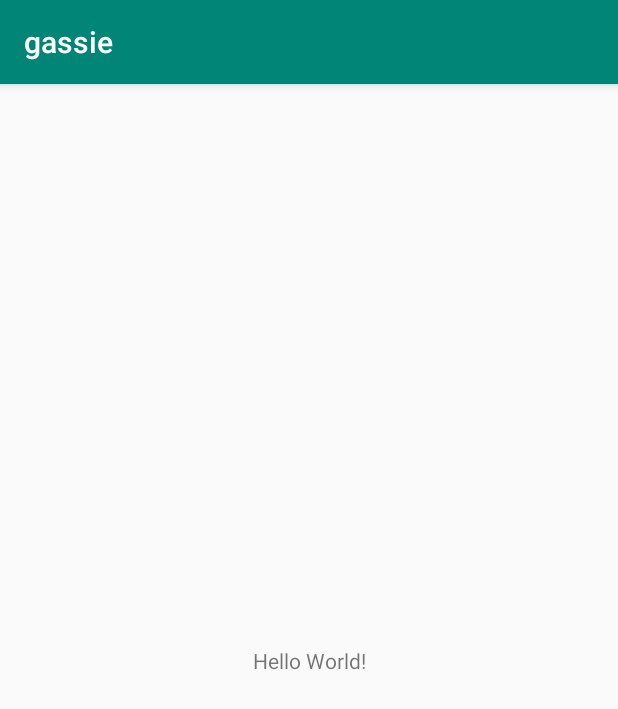
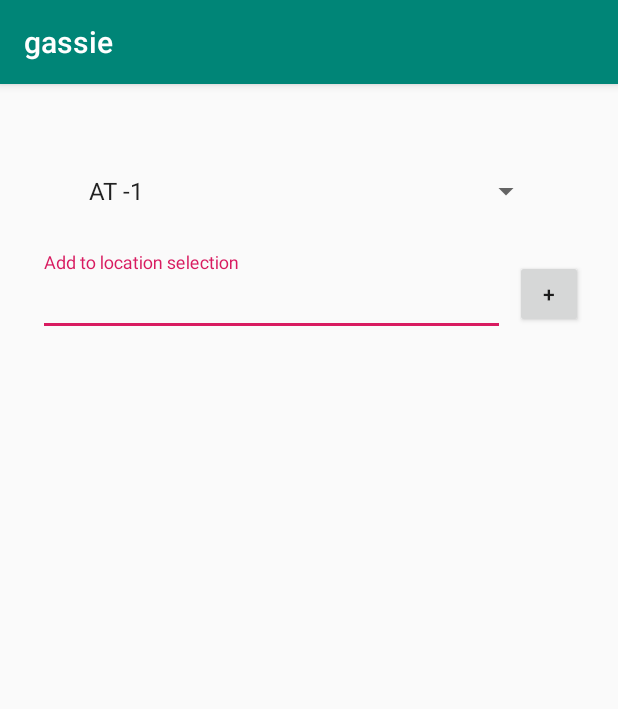
Before and after one commit to JakaMohorko/IoT-air-quality-monitoring, an Android app: the screen it shows after launch (MainActivity), on a phone screen of 412 x 824 dp. Shown: the top 709 px of the screen. Run offline under Robolectric (Android 15) with nearby library versions, the phone set to English and light mode, and no system bars; our stand-ins replace Firebase (no records; nobody signed in at launch, a user with empty details on screens opened directly), RxJava; libraries missing offline, so code that uses them is left out: com.harrysoft.androidbluetoothserial; 9 statements that could not run were skipped.

Commit message:
dropdown selection added

```diff
--- a/Android/app/src/main/java/com/example/gassie/MainActivity.java
+++ b/Android/app/src/main/java/com/example/gassie/MainActivity.java
@@ -4,6 +4,12 @@ import androidx.appcompat.app.AppCompatActivity;
 
 import android.content.Intent;
 import android.os.Bundle;
+import android.view.View;
+import android.widget.AdapterView;
+import android.widget.ArrayAdapter;
+import android.widget.Button;
+import android.widget.Spinner;
+import android.widget.TextView;
 import android.widget.Toast;
 import android.content.Context;
 import android.bluetooth.BluetoothDevice;
@@ -11,7 +17,9 @@ import android.util.Log;
 
 import java.io.ByteArrayInputStream;
 import java.io.InputStream;
+import java.util.ArrayList;
 import java.util.Collection;
+import java.util.List;
 
 import com.google.android.gms.auth.api.signin.GoogleSignIn;
 import com.google.android.gms.auth.api.signin.GoogleSignInAccount;
@@ -20,7 +28,7 @@ import com.google.android.gms.auth.api.signin.GoogleSignInOptions;
 import com.google.android.gms.common.api.ApiException;
 import com.google.android.gms.tasks.OnCompleteListener;
 import com.google.android.gms.tasks.Task;
-import com.google.android.material.snackbar.Snackbar;
+import com.google.android.material.textfield.TextInputLayout;
 import com.google.firebase.auth.AuthCredential;
 import com.google.firebase.auth.AuthResult;
 import com.google.firebase.auth.FirebaseAuth;
@@ -29,14 +37,7 @@ import com.google.firebase.auth.GoogleAuthProvider;
 import com.harrysoft.androidbluetoothserial.*;
 import io.reactivex.android.schedulers.AndroidSchedulers;
 import io.reactivex.schedulers.Schedulers;
-import com.google.firebase.FirebaseApp;
-import com.google.firebase.storage.FileDownloadTask;
 import com.google.firebase.storage.FirebaseStorage;
-import com.google.firebase.storage.ListResult;
-import com.google.firebase.storage.OnPausedListener;
-import com.google.firebase.storage.OnProgressListener;
-import com.google.firebase.storage.StorageException;
-import com.google.firebase.storage.StorageMetadata;
 import com.google.firebase.storage.StorageReference;
 import com.google.firebase.storage.UploadTask;
 import com.google.android.gms.tasks.OnFailureListener;
@@ -44,7 +45,8 @@ import com.google.android.gms.tasks.OnSuccessListener;
 import androidx.annotation.NonNull;
 
 
-public class MainActivity extends AppCompatActivity {
+public class MainActivity extends AppCompatActivity
+        implements AdapterView.OnItemSelectedListener, AdapterView.OnClickListener {
 
     private BluetoothManager bluetoothManager;
     private String mac;
@@ -55,11 +57,20 @@ public class MainActivity extends AppCompatActivity {
     private static final int RC_SIGN_IN = 9001;
     private static final String TAG = "MainActivity";
     private FirebaseAuth mAuth;
+    private ArrayList<String> drop = new ArrayList<>();
+    private Button mClickButton;
+    private Spinner spinner;
+    private TextInputLayout mTextView;
 
     @Override
     protected void onCreate(Bundle savedInstanceState) {
         super.onCreate(savedInstanceState);
         setContentView(R.layout.activity_main);
+
+        mClickButton = findViewById(R.id.button);
+        spinner = findViewById(R.id.spinner);
+        mTextView = findViewById(R.id.textInputLayout);
+
         context = getApplicationContext();
 
         gso = new GoogleSignInOptions.Builder(GoogleSignInOptions.DEFAULT_SIGN_IN)
@@ -96,6 +107,22 @@ public class MainActivity extends AppCompatActivity {
 
         connectDevice(mac);
 
+
+        // Create an ArrayAdapter using the string array and a default spinner layout
+        ArrayAdapter<CharSequence> adapter = ArrayAdapter.createFromResource(this,
+                R.array.appleton_floors, android.R.layout.simple_spinner_item);
+        // Specify the layout to use when the list of choices appears
+        adapter.setDropDownViewResource(android.R.layout.simple_spinner_dropdown_item);
+        // Apply the adapter to the spinner
+        spinner.setAdapter(adapter);
+
+        for (int x = 0; x < adapter.getCount(); x++){
+            String z = (String) adapter.getItem(x);
+            drop.add(z);
+        }
+
+
+        mClickButton.setOnClickListener(this);
     }
     @Override
     public void onStart() {
@@ -160,7 +187,7 @@ public class MainActivity extends AppCompatActivity {
         super.onActivityResult(requestCode, resultCode, data);
 
         // Result returned from launching the Intent from GoogleSignInApi.getSignInIntent(...);
-        System.out.println("request code: " + requestCode);
+        Log.w(TAG, "request code:" + requestCode);
         if (requestCode == RC_SIGN_IN) {
             Task<GoogleSignInAccount> task = GoogleSignIn.getSignedInAccountFromIntent(data);
             try {
@@ -190,11 +217,7 @@ public class MainActivity extends AppCompatActivity {
                         } else {
                             // If sign in fails, display a message to the user.
                             Log.w(TAG, "signInWithCredential:failure", task.getException());
-                          //  Snackbar.make(findViewById(R.id.main_layout), "Authentication Failed.", Snackbar.LENGTH_SHORT).show();
-
                         }
-
-                        // ...
                     }
                 });
     }
@@ -203,7 +226,7 @@ public class MainActivity extends AppCompatActivity {
         FirebaseStorage storage = FirebaseStorage.getInstance("gs://gassie-files-source-1581353521/");
         StorageReference storageRef = storage.getReference();
 
-        StorageReference dataRef = storageRef.child("data3.json");
+        StorageReference dataRef = storageRef.child("data4.json");
 
         String jsonData = "{\"id\":\"4\",\"first_name\":\"May\",\"last_name\":\"Doe\",\"dob\":\"1968-01-22\"," +
                 "\"addresses\":[{\"status\":\"current\",\"address\":\"123 First Avenue\",\"city\":\"Seattle\",\"" +
@@ -227,4 +250,28 @@ public class MainActivity extends AppCompatActivity {
             }
         });
     }
+
+    public void onItemSelected(AdapterView<?> parent, View view,
+                               int pos, long id) {
+        // An item was selected. You can retrieve the selected item using
+        // parent.getItemAtPosition(pos)
+    }
+
+    public void onNothingSelected(AdapterView<?> parent) {
+        // Another interface callback
+    }
+
+    public void onClick(View v) {
+        String loc = mTextView.getEditText().getText().toString();
+
+        drop.add(loc);
+
+        ArrayAdapter<String> newAdapter = new ArrayAdapter<String> (this, android.R.layout.simple_spinner_item, drop);
+
+        newAdapter.setDropDownViewResource(android.R.layout.simple_spinner_dropdown_item);
+        spinner.setAdapter(newAdapter);
+
+    }
+
+
 }
--- a/Android/app/src/main/res/layout/activity_main.xml
+++ b/Android/app/src/main/res/layout/activity_main.xml
@@ -6,13 +6,45 @@
     android:layout_height="match_parent"
     tools:context=".MainActivity">
 
-    <TextView
-        android:layout_width="wrap_content"
+    <Spinner
+        android:id="@+id/spinner"
+        android:layout_width="310dp"
+        android:layout_height="22dp"
+        android:layout_marginStart="25dp"
+        android:layout_marginTop="60dp"
+        android:layout_marginEnd="25dp"
+        app:layout_constraintEnd_toEndOf="parent"
+        app:layout_constraintStart_toStartOf="parent"
+        app:layout_constraintTop_toTopOf="parent"
+        />
+
+    <com.google.android.material.textfield.TextInputLayout
+        android:id="@+id/textInputLayout"
+        android:layout_width="match_parent"
         android:layout_height="wrap_content"
-        android:text="Hello World!"
-        app:layout_constraintBottom_toBottomOf="parent"
-        app:layout_constraintLeft_toLeftOf="parent"
-        app:layout_constraintRight_toRightOf="parent"
-        app:layout_constraintTop_toTopOf="parent" />
+        android:layout_marginStart="25dp"
+        android:layout_marginTop="30dp"
+        android:layout_marginEnd="75dp"
+        app:layout_constraintEnd_toEndOf="parent"
+        app:layout_constraintStart_toStartOf="parent"
+        app:layout_constraintTop_toBottomOf="@+id/spinner">
+
+        <com.google.android.material.textfield.TextInputEditText
+            android:layout_width="match_parent"
+            android:layout_height="wrap_content"
+            android:hint="Add to location selection" />
+    </com.google.android.material.textfield.TextInputLayout>
+
+    <Button
+        android:id="@+id/button"
+        android:layout_width="45dp"
+        android:layout_height="45dp"
+        android:layout_marginStart="10dp"
+        android:layout_marginTop="35dp"
+        android:layout_marginEnd="27dp"
+        android:text="+"
+        app:layout_constraintEnd_toEndOf="parent"
+        app:layout_constraintStart_toEndOf="@+id/textInputLayout"
+        app:layout_constraintTop_toBottomOf="@+id/spinner" />
 
 </androidx.constraintlayout.widget.ConstraintLayout>
--- a/Android/app/src/main/res/values/dropdown.xml
+++ b/Android/app/src/main/res/values/dropdown.xml
@@ -1,2 +1,16 @@
 <?xml version="1.0" encoding="utf-8"?>
-<resources></resources>
+<resources>
+    <string-array name="appleton_floors">
+        <item>AT -1</item>
+        <item>AT 0</item>
+        <item>AT 1</item>
+        <item>AT 2</item>
+        <item>AT 3</item>
+        <item>AT 4</item>
+        <item>AT 5</item>
+        <item>AT 6</item>
+        <item>AT 7</item>
+        <item>AT 8</item>
+        <item>AT 9</item>
+    </string-array>
+</resources>
```
